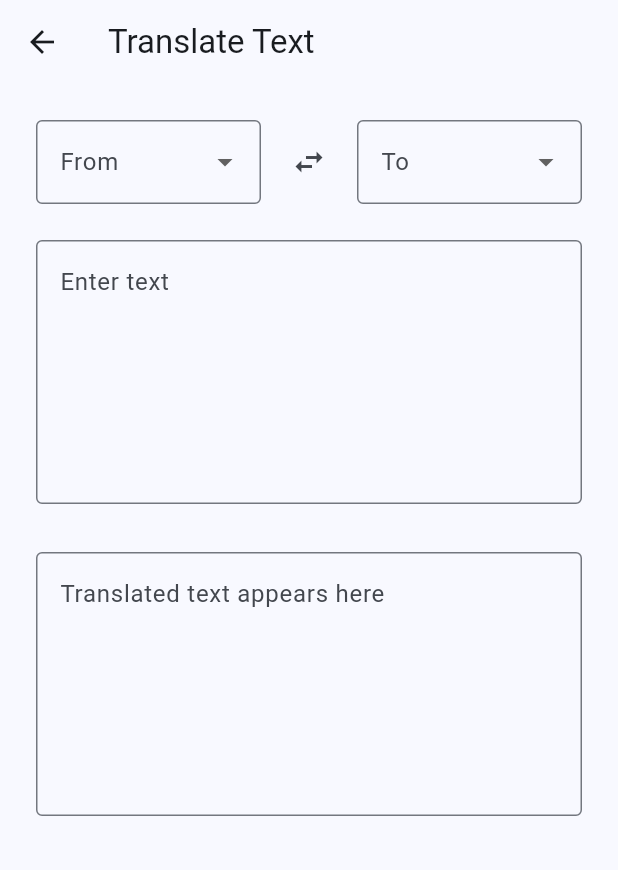
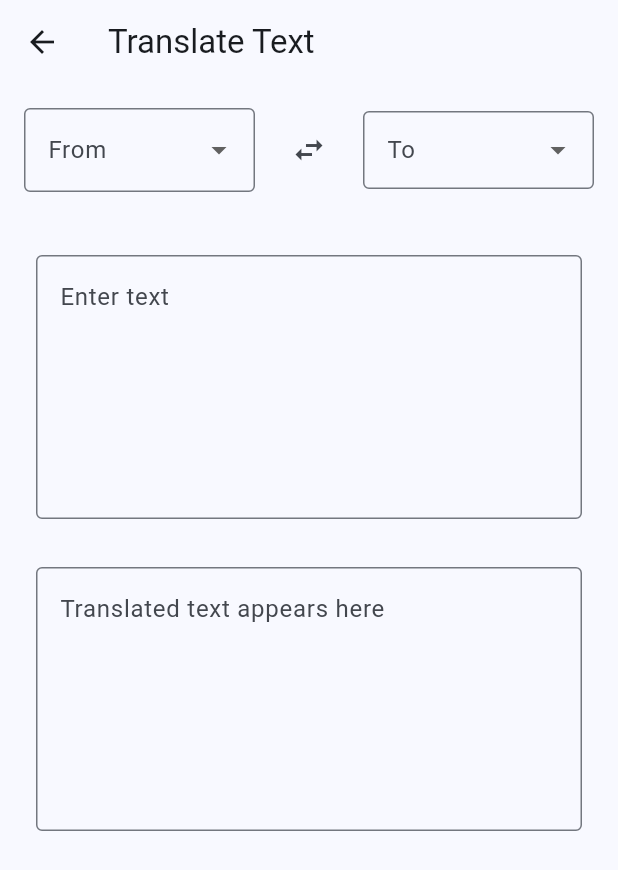
Before and after one commit to ID993/translator, a Flutter app: the TextTranslationScreen screen opened directly, on a phone screen of 412 x 824 dp. Shown: the top 870 px of the screen. Run offline on Flutter 3.47's test engine with Material 3 defaults, Android fonts, the phone set to English and light mode, and no system bars; our stand-ins replace audioplayers, firebase_auth, firebase_core, flutter_dotenv, flutter_settings_screens, flutter_tts and 5 more; missing offline and left inert: google_mlkit_language_id, record, saver_gallery; accounts and stored records are empty; generated files the repository leaves out were written again.

Commit message:
fixed issues with automatic translation

```diff
--- a/frontend/lib/settings_page.dart
+++ b/frontend/lib/settings_page.dart
@@ -36,9 +36,9 @@ class _SettingsPageState extends State<SettingsPage> {
                   settingKey: "detection_mode",
                   values: const {
                     "location": "Location",
-                    "automatic": "Automatic",
+                    "no_location": "No Location",
                   },
-                  selected: "automatic",
+                  selected: "no_location",
                   onChange: (newVal) {
                     setState(() {});
                     final locProv = context.read<LocationProvider>();
@@ -107,7 +107,7 @@ class _SettingsPageState extends State<SettingsPage> {
                       )]!,
                     ),
                     leading: const Icon(Icons.chat_bubble_outline),
-                    trailing: const Icon(Icons.chevron_right), // <-- The arrow
+                    trailing: const Icon(Icons.chevron_right),
                     onTap: () async {
                       await Navigator.of(context).push(
                         MaterialPageRoute(
--- a/frontend/lib/text_translation_screen.dart
+++ b/frontend/lib/text_translation_screen.dart
@@ -44,7 +44,7 @@ class _TextTranslationScreenState extends State<TextTranslationScreen> {
   final _baseUrl = dotenv.env['API_URL']!;
 
   final detection =
-      Settings.getValue<String>("detection_mode", defaultValue: "automatic");
+      Settings.getValue<String>("detection_mode", defaultValue: "no_location");
 
   String? get engine => Settings.getValue<String>(
         kModelTypeKey,
@@ -67,6 +67,9 @@ class _TextTranslationScreenState extends State<TextTranslationScreen> {
   }
 
   Future<void> _sendText() async {
+    logger.d("SRC: $_sourceLang, TGT: $_targetLang");
+    logger.d("SUGG: $_suggestion");
+    logger.d("FORCE: $force");
     setState(() {
       _isLoading = true;
       _suggestion = null;
@@ -170,12 +173,18 @@ class _TextTranslationScreenState extends State<TextTranslationScreen> {
   }
 
   @override
+  void initState() {
+    super.initState();
+    if (detection == "location") {
+      final localLang =
+          Provider.of<LocationProvider>(context, listen: false).language;
+      _sourceLang = localLang;
+    }
+  }
+
+  @override
   Widget build(BuildContext context) {
     bool isSupported(String code) => _languagesNames.containsKey(code);
-    if (detection == "location") {
-      _sourceLang = Provider.of<LocationProvider>(context).language;
-    }
-
     logger.d("SRC LANG: $_sourceLang");
     return Scaffold(
       resizeToAvoidBottomInset: false,
@@ -185,10 +194,10 @@ class _TextTranslationScreenState extends State<TextTranslationScreen> {
         child: SingleChildScrollView(
           padding: const EdgeInsets.all(16.0),
           child: Column(
-            crossAxisAlignment: CrossAxisAlignment.start,
+            crossAxisAlignment: CrossAxisAlignment.stretch,
             children: <Widget>[
               Padding(
-                padding: const EdgeInsets.all(8.0),
+                padding: const EdgeInsets.only(bottom: 16.0),
                 child: Row(
                   children: [
                     Expanded(
@@ -205,7 +214,10 @@ class _TextTranslationScreenState extends State<TextTranslationScreen> {
                           );
                         }).toList(),
                         onChanged: (value) {
-                          setState(() => _sourceLang = value);
+                          setState(() {
+                            _sourceLang = value;
+                            force = false;
+                          });
                           if (_inputController.text.isNotEmpty &&
                               _formKey.currentState!.validate()) {
                             _debounce?.cancel();
@@ -216,7 +228,9 @@ class _TextTranslationScreenState extends State<TextTranslationScreen> {
                             value == null ? 'Please select' : null,
                       ),
                     ),
-                    const SizedBox(width: 8),
+                    const SizedBox(width: 12),
+                    Column(
+                      children: [
                         IconButton(
                           icon: const Icon(Icons.swap_horiz),
                           onPressed: () async {
@@ -224,6 +238,7 @@ class _TextTranslationScreenState extends State<TextTranslationScreen> {
                               final tmp = _sourceLang;
                               _sourceLang = _targetLang;
                               _targetLang = tmp;
+                              force = false;
                             });
                             final text = _inputController.text;
                             if (text.isNotEmpty &&
@@ -233,13 +248,17 @@ class _TextTranslationScreenState extends State<TextTranslationScreen> {
                             }
                           },
                         ),
-                    const SizedBox(width: 8),
+                      ],
+                    ),
+                    const SizedBox(width: 12),
                     Expanded(
                       child: DropdownButtonFormField<String>(
                         value: _targetLang,
                         decoration: InputDecoration(
                           labelText: 'To',
                           border: OutlineInputBorder(),
+                          contentPadding: EdgeInsets.symmetric(
+                              horizontal: 12, vertical: 14),
                         ),
                         items: _languages.map((code) {
                           return DropdownMenuItem(
@@ -248,7 +267,9 @@ class _TextTranslationScreenState extends State<TextTranslationScreen> {
                           );
                         }).toList(),
                         onChanged: (value) {
-                          setState(() => _targetLang = value);
+                          setState(() {
+                            _targetLang = value;
+                          });
                           if (_inputController.text.isNotEmpty &&
                               _formKey.currentState!.validate()) {
                             _debounce?.cancel();
@@ -265,21 +286,27 @@ class _TextTranslationScreenState extends State<TextTranslationScreen> {
               if (_suggestion != null &&
                   _sourceLang != null &&
                   _suggestion != _sourceLang)
-                Padding(
-                  padding: EdgeInsets.symmetric(horizontal: 16, vertical: 4),
+                Container(
+                  margin: const EdgeInsets.symmetric(vertical: 12),
+                  padding: const EdgeInsets.all(12),
+                  decoration: BoxDecoration(
+                    color: Colors.orange.withValues(alpha: (0.1 * 255)),
+                    borderRadius: BorderRadius.circular(8),
+                  ),
                   child: Column(
                     crossAxisAlignment: CrossAxisAlignment.start,
                     children: [
                       Text(
-                        "Detected language: ${fastTextLangNames[_suggestion!]!}.",
-                        style: TextStyle(color: Colors.orange, fontSize: 14),
+                        "Detected language: ${fastTextLangNames[_suggestion]}.",
+                        style: TextStyle(
+                            color: Colors.orange, fontWeight: FontWeight.w600),
                       ),
-                      SizedBox(height: 4),
+                      SizedBox(height: 8),
                       Wrap(
                         spacing: 8,
                         runSpacing: 4,
                         children: [
-                          ElevatedButton(
+                          ElevatedButton.icon(
                             onPressed: () {
                               final cand = _suggestion!;
                               if (!isSupported(cand)) {
@@ -293,13 +320,13 @@ class _TextTranslationScreenState extends State<TextTranslationScreen> {
                               });
                               _sendText();
                             },
-                            child: Text(
+                            icon: const Icon(Icons.check),
+                            label: Text(
                               "Use ${fastTextLangNames[_suggestion]}",
                               style: TextStyle(fontSize: 14),
                             ),
                           ),
-                          SizedBox(width: 8),
-                          TextButton(
+                          TextButton.icon(
                             onPressed: () {
                               final keep = _sourceLang!;
                               if (!isSupported(keep)) {
@@ -312,8 +339,9 @@ class _TextTranslationScreenState extends State<TextTranslationScreen> {
                               });
                               _sendText();
                             },
-                            child: Text(
-                              "Keep ${_sourceLang != null ? fastTextLangNames[_sourceLang!] ?? _sourceLang! : '…'}",
+                            icon: const Icon(Icons.block),
+                            label: Text(
+                              "Keep ${fastTextLangNames[_sourceLang]}",
                               style: TextStyle(fontSize: 14),
                             ),
                           ),
@@ -322,6 +350,7 @@ class _TextTranslationScreenState extends State<TextTranslationScreen> {
                     ],
                   ),
                 ),
+              const SizedBox(height: 10),
               Padding(
                 padding:
                     const EdgeInsets.symmetric(horizontal: 8, vertical: 16),
```
Also changed, not shown: frontend/lib/image_translation_screen.dart (+34 -27 lines), frontend/lib/voice_recording_screen.dart (+50 -25 lines), 16 other files. Lines whose indentation alone changed are shown as unchanged.
